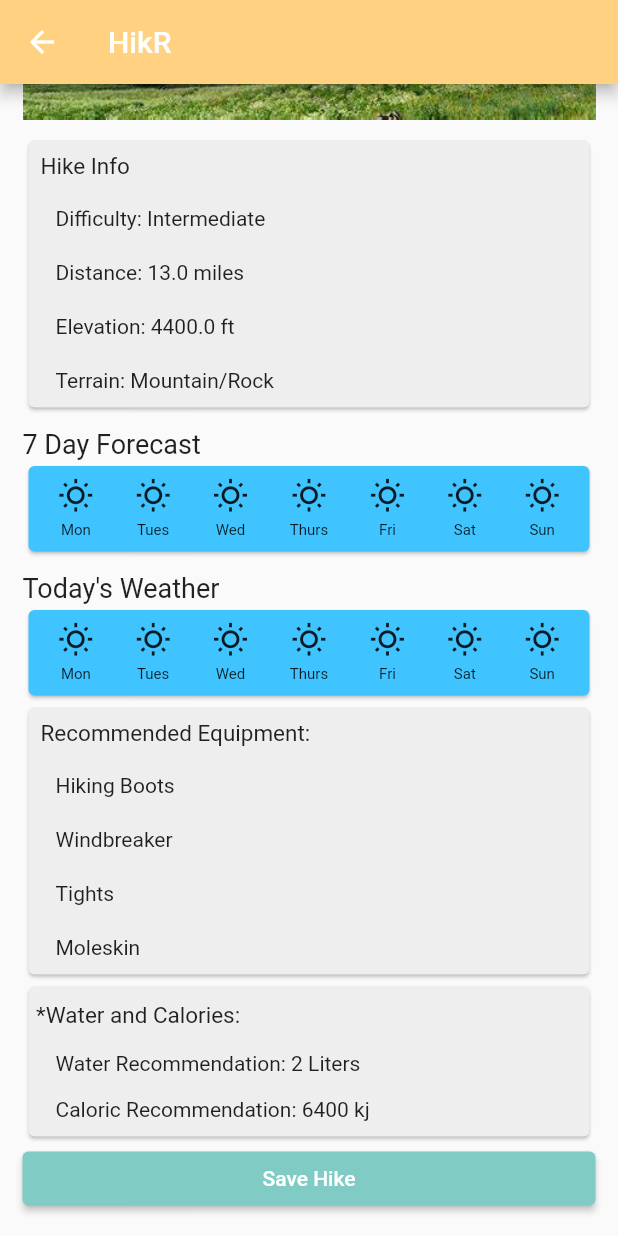
After one commit to anahoward815/MobileProject, a Flutter app: the HikingInfo screen opened by its route, scrolled down 279 dp, after a tap on "Save Hike", on a phone screen of 412 x 824 dp. The commit adds this screen. Run offline on Flutter 3.47's test engine with Material 2 defaults, Android fonts, the phone set to English and light mode, and no system bars; missing offline and left inert: dart:ffi.

Commit message:
finished the hike info page

```diff
--- a/HikingApp/lib/main.dart
+++ b/HikingApp/lib/main.dart
@@ -1,6 +1,8 @@
 import 'package:flutter/material.dart';
+import 'package:hiking_app/backend/DefaultHikeList.dart';
 import 'package:hiking_app/pages/hike_reccomendation_page.dart';
 import 'package:hiking_app/pages/hiking_experience.dart';
+import 'package:hiking_app/pages/hiking_info_page.dart';
 
 void main() => runApp(MaterialApp(
   initialRoute: '/',
@@ -8,5 +10,6 @@ void main() => runApp(MaterialApp(
     // '/': (context) => Loading(),
     '/': (context) => RateYourExperience(),
     '/hikeRecommendation': (context) => HikeRecommendationPage(),
+    '/hikeInfo': (context) => HikingInfo.Info(DefaultHikeList().getHikeList()[0]),
   }
 ));
--- a/HikingApp/lib/pages/hike_reccomendation_page.dart
+++ b/HikingApp/lib/pages/hike_reccomendation_page.dart
@@ -1,5 +1,4 @@
 import 'package:flutter/material.dart';
-import 'package:hiking_app/backend/DefaultHikeList.dart';
 import 'package:hiking_app/reusable_widgets/AppHeader.dart';
 import 'package:hiking_app/reusable_widgets/HikeCardDisplay.dart';
 
--- /dev/null
+++ b/HikingApp/lib/pages/hiking_info_page.dart
@@ -0,0 +1,216 @@
+import 'package:flutter/material.dart';
+import 'package:hiking_app/backend/Hikes.dart';
+import 'package:hiking_app/reusable_widgets/weatherDisplay.dart';
+
+import '../reusable_widgets/AppHeader.dart';
+
+late Hikes hike;
+
+
+class HikingInfo extends StatefulWidget {
+  const HikingInfo({Key? key}) : super(key: key);
+
+  HikingInfo.Info(Hikes val) {
+      hike = val;
+  }
+
+  @override
+  State<HikingInfo> createState() => _HikingInfoState();
+}
+
+class _HikingInfoState extends State<HikingInfo> {
+
+  @override
+  Widget build(BuildContext context) {
+    return Scaffold(
+      appBar: appHeader(),
+      body: SingleChildScrollView(
+        child: Padding(
+          padding: const EdgeInsets.all(15.0),
+          child: Column(
+            crossAxisAlignment: CrossAxisAlignment.stretch,
+            children: [
+              Text(
+                hike.getHikeName(),
+                style: TextStyle(
+                  fontSize: 20.0
+                ),
+              ),
+              SizedBox(height: 10.0,),
+              Image(
+                  image: AssetImage(
+                    hike.hikeImagePath
+                  )
+              ),
+              SizedBox(height: 10.0,),
+              Card(
+                color: Colors.grey[200],
+                child: Column(
+                  crossAxisAlignment: CrossAxisAlignment.start,
+                  children: [
+                    Padding(
+                      padding: const EdgeInsets.all(8.0),
+                      child: Text(
+                        'Hike Info',
+                        style: TextStyle(
+                          fontSize: 15.0
+                        ),
+                      ),
+                    ),
+                    Padding(
+                        padding: EdgeInsets.fromLTRB(18.0, 10.0, 10.0, 10.0),
+                        child: Text(
+                            'Difficulty: ${hike.getHikeDifficulty()}'
+                        )
+                    ),
+                    Padding(
+                        padding: EdgeInsets.fromLTRB(18.0, 10.0, 10.0, 10.0),
+                        child: Text(
+                            'Distance: ${hike.getHikeLength()} miles'
+                        )
+                    ),
+                    Padding(
+                        padding: EdgeInsets.fromLTRB(18.0, 10.0, 10.0, 10.0),
+                        child: Text(
+                            'Elevation: ${hike.getHikeElevation()} ft'
+                        )
+                    ),
+                    Padding(
+                        padding: EdgeInsets.fromLTRB(18.0, 10.0, 10.0, 10.0),
+                        child: Text(
+                            'Terrain: ${hike.getHikeTerrain()}'
+                        )
+                    ),
+                  ],
+                ),
+              ),
+              SizedBox(height: 10.0,),
+              Text(
+                '7 Day Forecast',
+                style: TextStyle(
+                    fontSize: 18.0
+                ),
+              ),
+              Card(
+                color: Colors.lightBlueAccent,
+                child: Row(
+                  mainAxisAlignment: MainAxisAlignment.spaceEvenly,
+                  children: [
+                    DailyWeather.day('Mon'),
+                    DailyWeather.day('Tues'),
+                    DailyWeather.day('Wed'),
+                    DailyWeather.day('Thurs'),
+                    DailyWeather.day('Fri'),
+                    DailyWeather.day('Sat'),
+                    DailyWeather.day('Sun'),
+                  ],
+                ),
+              ),
+              SizedBox(height: 10.0,),
+              Text(
+                'Today\'s Weather',
+                style: TextStyle(
+                    fontSize: 18.0
+                ),
+              ),
+              Card(
+                color: Colors.lightBlueAccent,
+                child: Row(
+                  mainAxisAlignment: MainAxisAlignment.spaceEvenly,
+                  children: [
+                    DailyWeather.day('Mon'),
+                    DailyWeather.day('Tues'),
+                    DailyWeather.day('Wed'),
+                    DailyWeather.day('Thurs'),
+                    DailyWeather.day('Fri'),
+                    DailyWeather.day('Sat'),
+                    DailyWeather.day('Sun'),
+                  ],
+                ),
+              ),
+              Card(
+                color: Colors.grey[200],
+                child: Column(
+                  crossAxisAlignment: CrossAxisAlignment.start,
+                  children: [
+                    Padding(
+                      padding: const EdgeInsets.all(8.0),
+                      child: Text(
+                        'Recommended Equipment:',
+                        style: TextStyle(
+                            fontSize: 15.0
+                        ),
+                      ),
+                    ),
+                    Padding(
+                        padding: EdgeInsets.fromLTRB(18.0, 10.0, 10.0, 10.0),
+                        child: Text(
+                            'Hiking Boots'
+                        )
+                    ),
+                    Padding(
+                        padding: EdgeInsets.fromLTRB(18.0, 10.0, 10.0, 10.0),
+                        child: Text(
+                            'Windbreaker'
+                        )
+                    ),
+                    Padding(
+                        padding: EdgeInsets.fromLTRB(18.0, 10.0, 10.0, 10.0),
+                        child: Text(
+                            'Tights'
+                        )
+                    ),
+                    Padding(
+                        padding: EdgeInsets.fromLTRB(18.0, 10.0, 10.0, 10.0),
+                        child: Text(
+                            'Moleskin'
+                        )
+                    ),
+                  ],
+                ),
+              ),
+              Card(
+                color: Colors.grey[200],
+                child: Column(
+                  crossAxisAlignment: CrossAxisAlignment.start,
+                  children: [
+                    Padding(
+                        padding: EdgeInsets.fromLTRB(5.0, 10.0, 10.0, 10.0),
+                        child: Text(
+                          '*Water and Calories:',
+                          style: TextStyle(
+                            fontSize: 15.0,
+                          ),
+                        )
+                    ),
+                    Padding(
+                        padding: EdgeInsets.fromLTRB(18.0, 5.0, 10.0, 10.0),
+                        child: Text(
+                            'Water Recommendation: 2 Liters'
+                        )
+                    ),
+                    Padding(
+                        padding: EdgeInsets.fromLTRB(18.0, 5.0, 10.0, 10.0),
+                        child: Text(
+                            'Caloric Recommendation: 6400 kj'
+                        )
+                    ),
+                  ],
+                ),
+              ),
+              ElevatedButton(
+                onPressed: () {},
+                child: Text(
+                    'Save Hike'
+                ),
+                style: ElevatedButton.styleFrom(
+                    primary: Colors.teal[200]
+                ),
+              )
+            ],
+          ),
+        ),
+      ),
+    );
+  }
+}
--- /dev/null
+++ b/HikingApp/lib/reusable_widgets/weatherDisplay.dart
@@ -0,0 +1,44 @@
+import 'package:flutter/material.dart';
+
+class DailyWeather extends StatefulWidget {
+  DailyWeather({Key? key}) : super(key: key);
+
+  late String weekDay;
+
+  DailyWeather.day(String day){
+    weekDay = day;
+  }
+
+  @override
+  State<DailyWeather> createState() => _DailyWeatherState(weekDay);
+}
+
+class _DailyWeatherState extends State<DailyWeather> {
+
+  late String weekDay;
+
+  _DailyWeatherState(String day) {
+    weekDay = day;
+  }
+
+  @override
+  Widget build(BuildContext context) {
+    return Padding(
+      padding: const EdgeInsets.all(8.0),
+      child: Column(
+        children: [
+          Icon(Icons.wb_sunny_outlined),
+          SizedBox(
+            height: 5.0,
+          ),
+          Text(
+            weekDay,
+            style: TextStyle(
+                fontSize: 10.0
+            ),
+          )
+        ],
+      ),
+    );
+  }
+}
```
